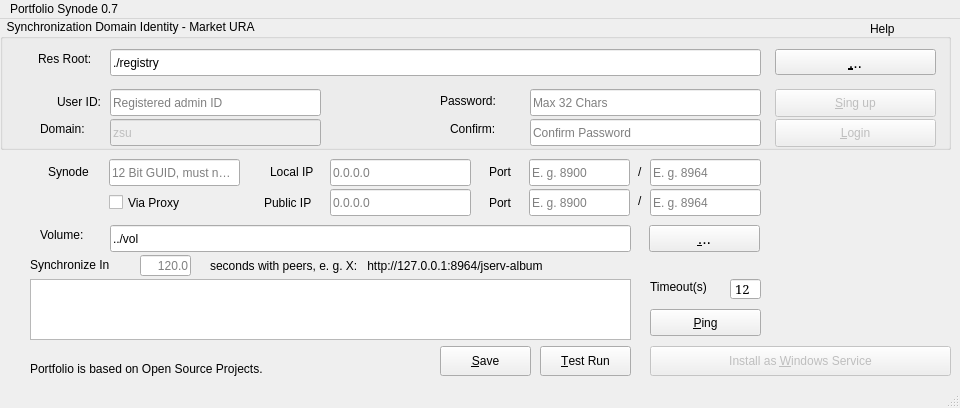
Old version of the form synode.py/src/synodepy3/form.ui in the repository odys-z/semantic-jserv.
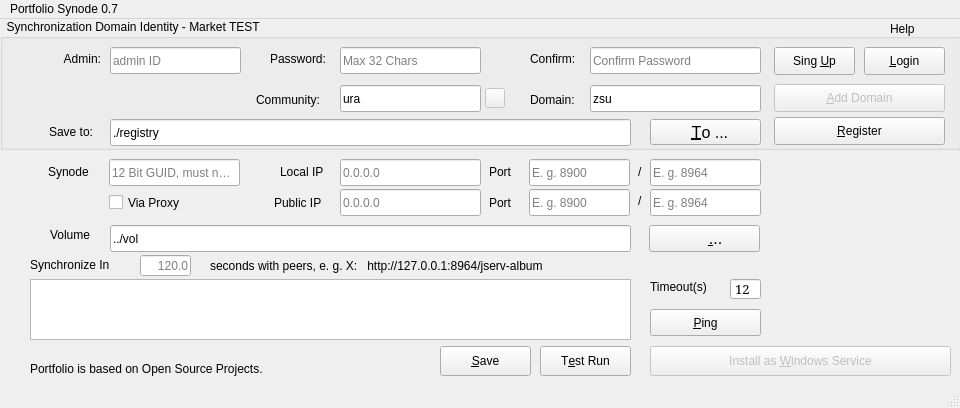
New version of the form. Icons and pictures are not drawn.

Commit message: task: register online

Patch:
```diff
--- a/synode.py/src/synodepy3/form.ui
+++ b/synode.py/src/synodepy3/form.ui
@@ -2,6 +2,9 @@
 <ui version="4.0">
  <class>InstallForm</class>
  <widget class="QMainWindow" name="InstallForm">
+  <property name="enabled">
+   <bool>true</bool>
+  </property>
   <property name="geometry">
    <rect>
     <x>0</x>
@@ -92,7 +95,7 @@
      </font>
     </property>
     <property name="text">
-     <string>&amp;...</string>
+     <string>     &amp;...</string>
     </property>
     <property name="icon">
      <iconset theme="computer"/>
@@ -110,14 +113,14 @@
    <widget class="QLabel" name="lbVolume">
     <property name="geometry">
      <rect>
-      <x>40</x>
+      <x>50</x>
       <y>206</y>
-      <width>69</width>
+      <width>51</width>
       <height>19</height>
      </rect>
     </property>
     <property name="text">
-     <string>Volume:</string>
+     <string>Volume</string>
     </property>
    </widget>
    <widget class="QLabel" name="lbSynode">
@@ -158,7 +161,7 @@
    <widget class="QLineEdit" name="txtIP">
     <property name="geometry">
      <rect>
-      <x>330</x>
+      <x>340</x>
       <y>140</y>
       <width>141</width>
       <height>27</height>
@@ -180,7 +183,7 @@
    <widget class="QLabel" name="lbIP">
     <property name="geometry">
      <rect>
-      <x>270</x>
+      <x>280</x>
       <y>143</y>
       <width>69</width>
       <height>19</height>
@@ -230,7 +233,7 @@
      <rect>
       <x>0</x>
       <y>0</y>
-      <width>951</width>
+      <width>961</width>
       <height>131</height>
      </rect>
     </property>
@@ -241,30 +244,30 @@
      </sizepolicy>
     </property>
     <property name="title">
-     <string>  Synchronization Domain Identity - Market URA</string>
+     <string>  Synchronization Domain Identity - Market TEST</string>
     </property>
-    <widget class="QLabel" name="lbDomain">
+    <widget class="QLabel" name="lbCommunity">
      <property name="geometry">
       <rect>
-       <x>40</x>
-       <y>100</y>
-       <width>69</width>
-       <height>19</height>
+       <x>256</x>
+       <y>71</y>
+       <width>91</width>
+       <height>20</height>
       </rect>
      </property>
      <property name="text">
-      <string>Domain:</string>
+      <string>Community:</string>
      </property>
     </widget>
     <widget class="QLineEdit" name="txtDomain">
      <property name="enabled">
-      <bool>false</bool>
+      <bool>true</bool>
      </property>
      <property name="geometry">
       <rect>
-       <x>110</x>
-       <y>100</y>
-       <width>211</width>
+       <x>590</x>
+       <y>66</y>
+       <width>171</width>
        <height>27</height>
       </rect>
      </property>
@@ -284,8 +287,8 @@
     <widget class="QLabel" name="lbRetry">
      <property name="geometry">
       <rect>
-       <x>450</x>
-       <y>100</y>
+       <x>530</x>
+       <y>30</y>
        <width>61</width>
        <height>20</height>
       </rect>
@@ -297,9 +300,9 @@
     <widget class="QLineEdit" name="txtPswd2">
      <property name="geometry">
       <rect>
-       <x>530</x>
-       <y>100</y>
-       <width>231</width>
+       <x>590</x>
+       <y>28</y>
+       <width>171</width>
        <height>27</height>
       </rect>
      </property>
@@ -323,21 +326,21 @@
      <property name="geometry">
       <rect>
        <x>30</x>
-       <y>73</y>
+       <y>30</y>
        <width>71</width>
        <height>20</height>
       </rect>
      </property>
      <property name="text">
-      <string>&lt;html&gt;&lt;head/&gt;&lt;body&gt;&lt;p align=&quot;right&quot;&gt;User ID:&lt;/p&gt;&lt;/body&gt;&lt;/html&gt;</string>
+      <string>&lt;html&gt;&lt;head/&gt;&lt;body&gt;&lt;p align=&quot;right&quot;&gt;Admin:&lt;/p&gt;&lt;/body&gt;&lt;/html&gt;</string>
      </property>
     </widget>
     <widget class="QLineEdit" name="txtPswd">
      <property name="geometry">
       <rect>
-       <x>530</x>
-       <y>70</y>
-       <width>231</width>
+       <x>340</x>
+       <y>28</y>
+       <width>141</width>
        <height>27</height>
       </rect>
      </property>
@@ -357,12 +360,15 @@
       <string>Max 32 Chars</string>
      </property>
     </widget>
-    <widget class="QLineEdit" name="txtUserId">
+    <widget class="QLineEdit" name="txtAdminId">
+     <property name="enabled">
+      <bool>true</bool>
+     </property>
      <property name="geometry">
       <rect>
        <x>110</x>
-       <y>70</y>
-       <width>211</width>
+       <y>28</y>
+       <width>131</width>
        <height>27</height>
       </rect>
      </property>
@@ -376,14 +382,14 @@
       <number>12</number>
      </property>
      <property name="placeholderText">
-      <string>Registered admin ID</string>
+      <string>admin ID</string>
      </property>
     </widget>
     <widget class="QLabel" name="lbPswd">
      <property name="geometry">
       <rect>
-       <x>440</x>
-       <y>72</y>
+       <x>270</x>
+       <y>30</y>
        <width>70</width>
        <height>19</height>
       </rect>
@@ -392,20 +398,20 @@
       <string>Password:</string>
      </property>
     </widget>
-    <widget class="QPushButton" name="bLogin">
+    <widget class="QPushButton" name="bRegister">
      <property name="enabled">
-      <bool>false</bool>
+      <bool>true</bool>
      </property>
      <property name="geometry">
       <rect>
-       <x>775</x>
-       <y>100</y>
-       <width>161</width>
+       <x>774</x>
+       <y>98</y>
+       <width>171</width>
        <height>28</height>
       </rect>
      </property>
      <property name="text">
-      <string extracomment="Test">&amp;Login</string>
+      <string extracomment="Test">&amp;Register</string>
      </property>
      <property name="shortcut">
       <string>Ctrl+L</string>
@@ -414,9 +420,9 @@
     <widget class="QPushButton" name="bRoot">
      <property name="geometry">
       <rect>
-       <x>775</x>
-       <y>30</y>
-       <width>161</width>
+       <x>650</x>
+       <y>100</y>
+       <width>111</width>
        <height>26</height>
       </rect>
      </property>
@@ -426,7 +432,7 @@
       </font>
      </property>
      <property name="text">
-      <string>&amp;...</string>
+      <string>  &amp;To ...</string>
      </property>
      <property name="icon">
       <iconset theme="computer"/>
@@ -444,22 +450,22 @@
     <widget class="QLabel" name="lbRoot">
      <property name="geometry">
       <rect>
-       <x>38</x>
-       <y>30</y>
-       <width>71</width>
+       <x>49</x>
+       <y>103</y>
+       <width>61</width>
        <height>20</height>
       </rect>
      </property>
      <property name="text">
-      <string>Res Root:</string>
+      <string>Save to:</string>
      </property>
     </widget>
     <widget class="QLineEdit" name="txtResroot">
      <property name="geometry">
       <rect>
        <x>110</x>
-       <y>30</y>
-       <width>651</width>
+       <y>100</y>
+       <width>521</width>
        <height>27</height>
       </rect>
      </property>
@@ -473,20 +479,20 @@
       <string>Path to the registered resources.</string>
      </property>
     </widget>
-    <widget class="QPushButton" name="bSingup">
+    <widget class="QPushButton" name="bAddomain">
      <property name="enabled">
       <bool>false</bool>
      </property>
      <property name="geometry">
       <rect>
-       <x>775</x>
-       <y>70</y>
-       <width>161</width>
+       <x>774</x>
+       <y>65</y>
+       <width>171</width>
        <height>28</height>
       </rect>
      </property>
      <property name="text">
-      <string extracomment="Test">&amp;Sing up</string>
+      <string extracomment="Test">&amp;Add Domain</string>
      </property>
      <property name="shortcut">
       <string>Ctrl+S</string>
@@ -495,9 +501,9 @@
     <widget class="QLabel" name="lbHelplink">
      <property name="geometry">
       <rect>
-       <x>870</x>
+       <x>890</x>
        <y>0</y>
-       <width>61</width>
+       <width>71</width>
        <height>20</height>
       </rect>
      </property>
@@ -508,6 +514,115 @@
       <bool>true</bool>
      </property>
     </widget>
+    <widget class="QLabel" name="lbDomain">
+     <property name="geometry">
+      <rect>
+       <x>530</x>
+       <y>71</y>
+       <width>61</width>
+       <height>20</height>
+      </rect>
+     </property>
+     <property name="text">
+      <string>Domain:</string>
+     </property>
+    </widget>
+    <widget class="QLineEdit" name="txtCommunity">
+     <property name="enabled">
+      <bool>true</bool>
+     </property>
+     <property name="geometry">
+      <rect>
+       <x>340</x>
+       <y>66</y>
+       <width>141</width>
+       <height>27</height>
+      </rect>
+     </property>
+     <property name="whatsThis">
+      <string extracomment="Domain wide node ID."/>
+     </property>
+     <property name="text">
+      <string>ura</string>
+     </property>
+     <property name="maxLength">
+      <number>12</number>
+     </property>
+     <property name="placeholderText">
+      <string>12 Bit Market wide ID, must not null</string>
+     </property>
+    </widget>
+    <widget class="QPushButton" name="bLogin">
+     <property name="enabled">
+      <bool>true</bool>
+     </property>
+     <property name="geometry">
+      <rect>
+       <x>864</x>
+       <y>28</y>
+       <width>81</width>
+       <height>28</height>
+      </rect>
+     </property>
+     <property name="text">
+      <string extracomment="Test">&amp;Login</string>
+     </property>
+     <property name="shortcut">
+      <string>Ctrl+S</string>
+     </property>
+    </widget>
+    <widget class="QPushButton" name="bCommDropdown">
+     <property name="enabled">
+      <bool>false</bool>
+     </property>
+     <property name="geometry">
+      <rect>
+       <x>485</x>
+       <y>69</y>
+       <width>20</width>
+       <height>20</height>
+      </rect>
+     </property>
+     <property name="font">
+      <font>
+       <pointsize>12</pointsize>
+      </font>
+     </property>
+     <property name="text">
+      <string/>
+     </property>
+     <property name="icon">
+      <iconset theme="QIcon::ThemeIcon::GoDown"/>
+     </property>
+     <property name="iconSize">
+      <size>
+       <width>24</width>
+       <height>22</height>
+      </size>
+     </property>
+     <property name="shortcut">
+      <string>Ctrl+D</string>
+     </property>
+    </widget>
+    <widget class="QPushButton" name="bSingup">
+     <property name="enabled">
+      <bool>true</bool>
+     </property>
+     <property name="geometry">
+      <rect>
+       <x>774</x>
+       <y>28</y>
+       <width>81</width>
+       <height>28</height>
+      </rect>
+     </property>
+     <property name="text">
+      <string extracomment="Test">Sing &amp;Up</string>
+     </property>
+     <property name="shortcut">
+      <string>Ctrl+S</string>
+     </property>
+    </widget>
    </widget>
    <widget class="QLabel" name="lbQr">
     <property name="geometry">
@@ -541,7 +656,7 @@
      </rect>
     </property>
     <property name="text">
-     <string extracomment="Test">&amp;Test Run</string>
+     <string extracomment="Test">T&amp;est Run</string>
     </property>
     <property name="shortcut">
      <string>Ctrl+T</string>
@@ -696,7 +811,7 @@
    <widget class="QLabel" name="lbPublicIP">
     <property name="geometry">
      <rect>
-      <x>264</x>
+      <x>274</x>
       <y>174</y>
       <width>61</width>
       <height>20</height>
@@ -753,7 +868,7 @@
    <widget class="QLineEdit" name="txtIP_proxy">
     <property name="geometry">
      <rect>
-      <x>330</x>
+      <x>340</x>
       <y>170</y>
       <width>141</width>
       <height>27</height>
@@ -853,7 +968,7 @@
      <rect>
       <x>30</x>
       <y>340</y>
-      <width>361</width>
+      <width>381</width>
       <height>20</height>
      </rect>
     </property>
```
Left out of the diff: 26 changed lines with no effect on the pictures. The commit also changes 7 other files.
